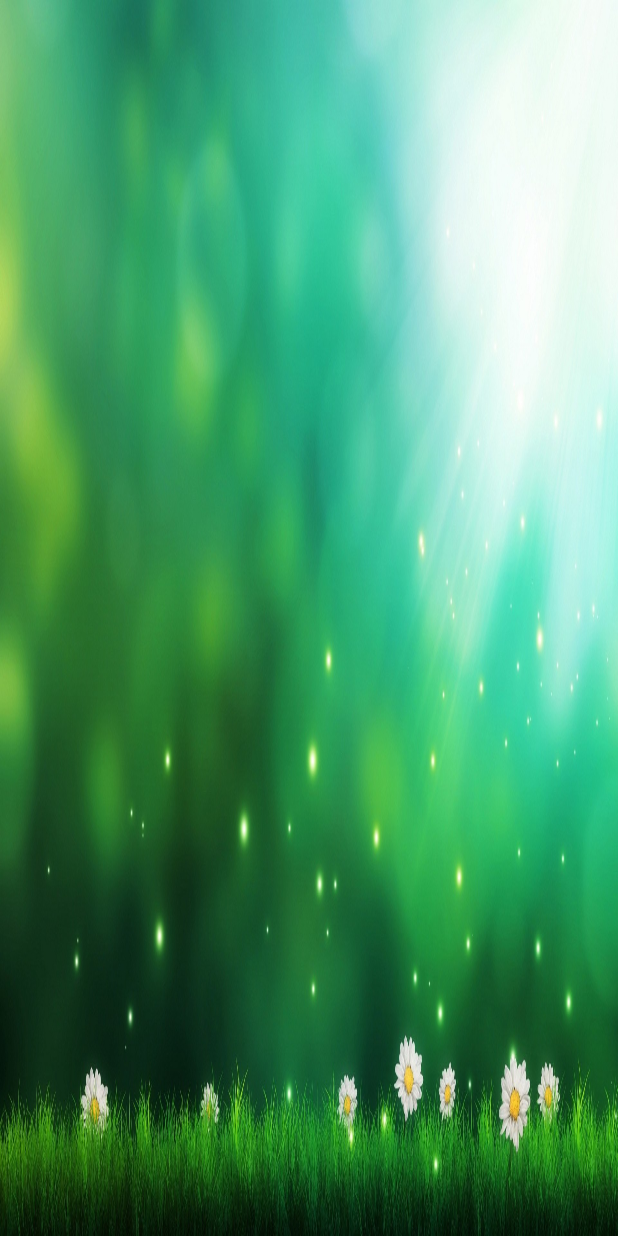
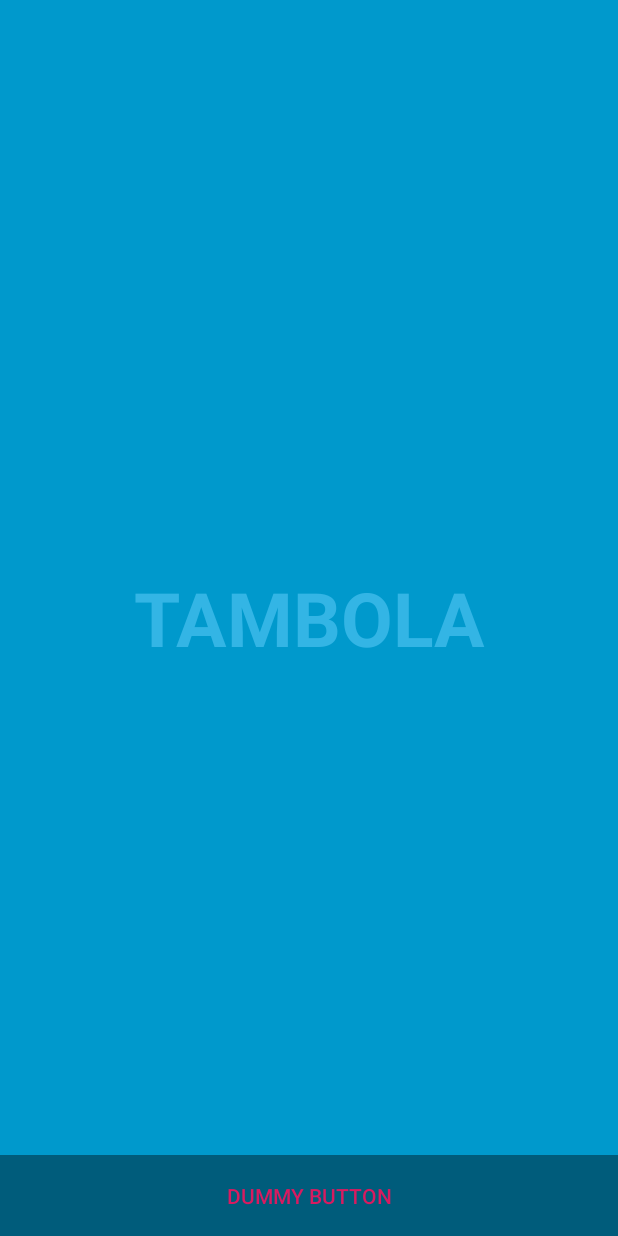
Before and after one commit to deepu0520/Tambola, an Android app: the layout activity_home.xml on its own in the app's theme, with its tools: preview values and no code run, on a phone screen of 412 x 824 dp. Run offline under Robolectric (Android 15) with nearby library versions, the phone set to English and light mode, and no system bars.

Commit message:
Merge branch 'master' of D:\AndroidWorkSpace\Tambola with conflicts.

```diff
--- a/app/src/main/AndroidManifest.xml
+++ b/app/src/main/AndroidManifest.xml
@@ -14,7 +14,7 @@
         android:theme="@style/FullscreenTheme">
         <activity
             android:name=".HomeActivity"
-            android:screenOrientation="landscape"
+            android:configChanges="orientation|keyboardHidden|screenSize"
             android:label="@string/title_activity_home"
             android:theme="@style/FullscreenTheme"></activity>
         <activity
--- a/app/src/main/res/layout/activity_home.xml
+++ b/app/src/main/res/layout/activity_home.xml
@@ -1,9 +1,51 @@
 <?xml version="1.0" encoding="utf-8"?>
-<androidx.coordinatorlayout.widget.CoordinatorLayout xmlns:android="http://schemas.android.com/apk/res/android"
+<FrameLayout xmlns:android="http://schemas.android.com/apk/res/android"
     xmlns:tools="http://schemas.android.com/tools"
     android:layout_width="match_parent"
     android:layout_height="match_parent"
-    android:background="@drawable/splash_screen"
+    android:background="#0099cc"
     tools:context=".HomeActivity">
 
-</androidx.coordinatorlayout.widget.CoordinatorLayout>
+    <!-- The primary full-screen view. This can be replaced with whatever view
+         is needed to present your content, e.g. VideoView, SurfaceView,
+         TextureView, etc. -->
+    <TextView
+        android:id="@+id/fullscreen_content"
+        android:layout_width="match_parent"
+        android:layout_height="match_parent"
+        android:gravity="center"
+        android:keepScreenOn="true"
+        android:text="@string/dummy_content"
+        android:textColor="#33b5e5"
+        android:textSize="50sp"
+        android:textStyle="bold" />
+
+    <!-- This FrameLayout insets its children based on system windows using
+         android:fitsSystemWindows. -->
+    <FrameLayout
+        android:layout_width="match_parent"
+        android:layout_height="match_parent"
+        android:fitsSystemWindows="true">
+
+        <LinearLayout
+            android:id="@+id/fullscreen_content_controls"
+            style="?metaButtonBarStyle"
+            android:layout_width="match_parent"
+            android:layout_height="wrap_content"
+            android:layout_gravity="bottom|center_horizontal"
+            android:background="@color/black_overlay"
+            android:orientation="horizontal"
+            tools:ignore="UselessParent">
+
+            <Button
+                android:id="@+id/dummy_button"
+                style="?metaButtonBarButtonStyle"
+                android:layout_width="0dp"
+                android:layout_height="wrap_content"
+                android:layout_weight="1"
+                android:text="@string/dummy_button" />
+
+        </LinearLayout>
+    </FrameLayout>
+
+</FrameLayout>
```
Also changed, not shown: app/build.gradle (+4 -11 lines), app/src/main/java/com/newitzone/tambola/HomeActivity.kt (+103 -14 lines), app/src/main/res/layout/activity_fullscreen.xml (+44 -11 lines).
